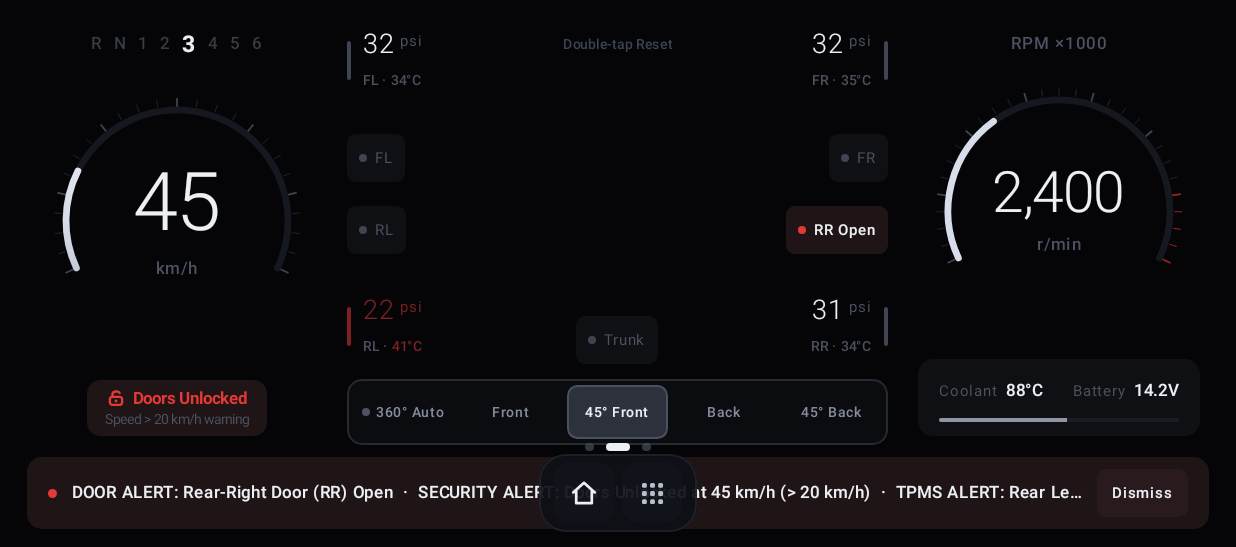
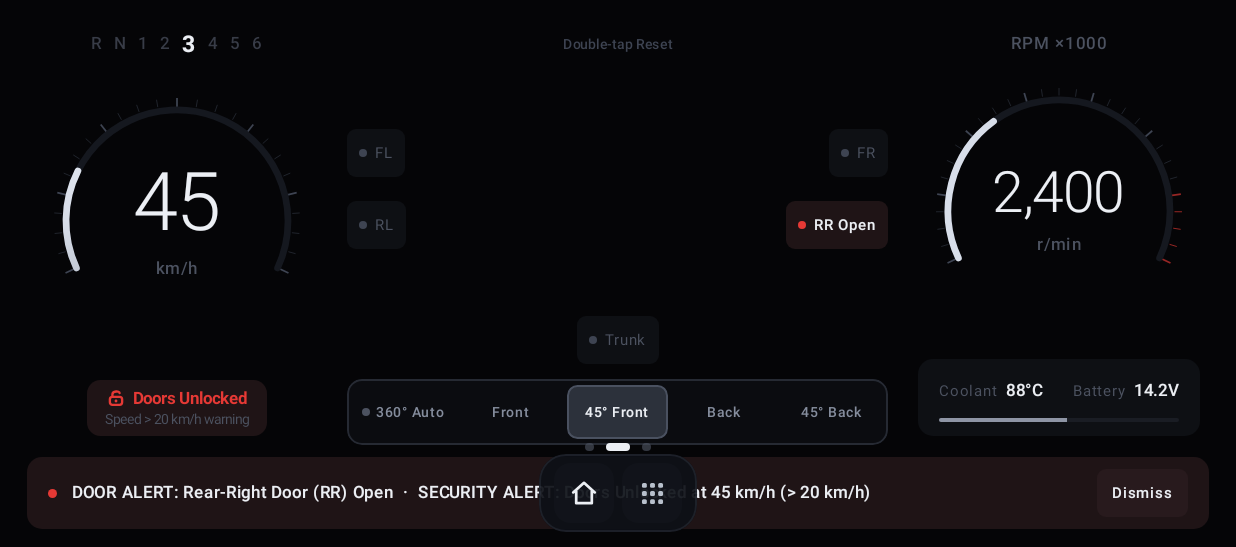
Before and after one commit to otnansirk/riosense, an Android app built with Jetpack Compose: the screen it shows after launch (MainActivity), on a phone screen of 824 x 412 dp (held sideways), the part 71-618 px from its top. Run offline under Robolectric (Android 15) with nearby library versions, the phone set to English and light mode, and no system bars; libraries missing offline, so code that uses them is left out: ai.onnxruntime; pictures from the network do not load.

Commit message:
feat: Implement TPMS signal handling and update UI components for tire pressure monitoring

```diff
--- a/app/src/main/java/id/bangsadigital/riosense/model/VehicleTelemetry.kt
+++ b/app/src/main/java/id/bangsadigital/riosense/model/VehicleTelemetry.kt
@@ -130,6 +130,7 @@ data class VehicleTelemetry(
     val doors: DoorState = DoorState(),
     val lights: LightState = LightState(),
     val tpms: TpmsState = TpmsState(),
+    val tpmsSignalAvailable: Boolean = false,
     val paintColor: KiaRioPaintColor = KiaRioPaintColor.SNOW_WHITE_PEARL,
     val speedLockAlarmThresholdKmh: Int = DEFAULT_SPEED_LOCK_THRESHOLD_KMH,
     val tpmsLowThresholdPsi: Float = DEFAULT_TPMS_LOW_PSI,
@@ -188,7 +189,11 @@ data class VehicleTelemetry(
             kotlin.math.abs(batteryHighThresholdV - DEFAULT_BATTERY_HIGH_V) > 0.05f
 
     val alertTires: List<TireInfo>
-        get() = tpms.alertTires(tpmsLowThresholdPsi, tpmsHighThresholdPsi, tpmsHighTempC)
+        get() = if (tpmsSignalAvailable) {
+            tpms.alertTires(tpmsLowThresholdPsi, tpmsHighThresholdPsi, tpmsHighTempC)
+        } else {
+            emptyList()
+        }
 
     val hasAnyCriticalAlert: Boolean
         get() = doors.anyDoorOpen || isSpeedUnlockAlarm || isCoolantOverheat || isBatteryAlert || alertTires.isNotEmpty()
--- a/app/src/main/java/id/bangsadigital/riosense/ui/DashboardScreen.kt
+++ b/app/src/main/java/id/bangsadigital/riosense/ui/DashboardScreen.kt
@@ -540,6 +540,7 @@ fun RioSenseDashboardScreen(
                     onToggleDoor = { code -> repository.toggleDoor(code) },
                     onToggleLock = { repository.toggleCentralLock() },
                     onToggleLight = { code -> repository.toggleLight(code) },
+                    onToggleTpmsSignal = { available -> repository.setTpmsSignalAvailable(available) },
                     onTirePressureChange = { code, psi -> repository.setTirePressure(code, psi) },
                     onTireTempChange = { code, temp -> repository.setTireTemp(code, temp) },
                     onPaintColorSelect = { color -> repository.setPaintColor(color) },
--- a/app/src/main/java/id/bangsadigital/riosense/ui/components/KiaRioInteractiveStage.kt
+++ b/app/src/main/java/id/bangsadigital/riosense/ui/components/KiaRioInteractiveStage.kt
@@ -687,39 +687,43 @@ fun KiaRioInteractiveStage(
             }
         }
 
-        // BORDERLESS MINIMALIST TPMS READOUTS & SLEEK DOOR MICRO-TRIGGERS
+        // BORDERLESS MINIMALIST TPMS READOUTS (AUTO-HIDE WHEN NO TPMS SIGNAL) & SLEEK DOOR MICRO-TRIGGERS
         Column(
             modifier = Modifier
                 .fillMaxSize()
                 .padding(vertical = 4.dp),
             verticalArrangement = Arrangement.SpaceBetween
         ) {
-            Row(
-                modifier = Modifier.fillMaxWidth(),
-                horizontalArrangement = Arrangement.SpaceBetween,
-                verticalAlignment = Alignment.Top
-            ) {
+            Box(modifier = Modifier.fillMaxWidth()) {
+                if (telemetry.tpmsSignalAvailable) {
                     TpmsMinimalReadout(
                         tire = telemetry.tpms.frontLeft,
                         telemetry = telemetry,
                         blinkAlpha = pulseAlpha,
-                    alignRight = false
+                        alignRight = false,
+                        modifier = Modifier.align(Alignment.TopStart)
                     )
+                }
 
                 Text(
                     text = "Double-tap Reset",
                     color = Color(0xFF3E4452),
                     fontSize = 9.sp,
                     fontWeight = FontWeight.Medium,
-                    modifier = Modifier.padding(top = 2.dp)
+                    modifier = Modifier
+                        .align(Alignment.TopCenter)
+                        .padding(top = 2.dp)
                 )
 
+                if (telemetry.tpmsSignalAvailable) {
                     TpmsMinimalReadout(
                         tire = telemetry.tpms.frontRight,
                         telemetry = telemetry,
                         blinkAlpha = pulseAlpha,
-                    alignRight = true
+                        alignRight = true,
+                        modifier = Modifier.align(Alignment.TopEnd)
                     )
+                }
             }
 
             Row(
@@ -757,30 +761,34 @@ fun KiaRioInteractiveStage(
                 }
             }
 
-            Row(
-                modifier = Modifier.fillMaxWidth(),
-                horizontalArrangement = Arrangement.SpaceBetween,
-                verticalAlignment = Alignment.Bottom
-            ) {
+            Box(modifier = Modifier.fillMaxWidth()) {
+                if (telemetry.tpmsSignalAvailable) {
                     TpmsMinimalReadout(
                         tire = telemetry.tpms.rearLeft,
                         telemetry = telemetry,
                         blinkAlpha = pulseAlpha,
-                    alignRight = false
+                        alignRight = false,
+                        modifier = Modifier.align(Alignment.BottomStart)
                     )
+                }
 
+                Box(modifier = Modifier.align(Alignment.BottomCenter)) {
                     DoorMicroControl(
                         label = "Trunk",
                         isOpen = d.trunkOpen,
                         onClick = { onToggleDoor("TRUNK") }
                     )
+                }
 
+                if (telemetry.tpmsSignalAvailable) {
                     TpmsMinimalReadout(
                         tire = telemetry.tpms.rearRight,
                         telemetry = telemetry,
                         blinkAlpha = pulseAlpha,
-                    alignRight = true
+                        alignRight = true,
+                        modifier = Modifier.align(Alignment.BottomEnd)
                     )
+                }
             }
         }
         }
@@ -1044,7 +1052,8 @@ private fun TpmsMinimalReadout(
     tire: TireInfo,
     telemetry: VehicleTelemetry,
     blinkAlpha: Float,
-    alignRight: Boolean
+    alignRight: Boolean,
+    modifier: Modifier = Modifier
 ) {
     val isPressureAlert = tire.isPressureAlert(telemetry.tpmsLowThresholdPsi, telemetry.tpmsHighThresholdPsi)
     val isTempAlert = tire.isTempAlert(telemetry.tpmsHighTempC)
@@ -1056,6 +1065,7 @@ private fun TpmsMinimalReadout(
     val tempColor = if (isTempAlert) blinkingRed else ObsidianColors.DimSilver
 
     Row(
+        modifier = modifier,
         verticalAlignment = Alignment.CenterVertically,
         horizontalArrangement = Arrangement.spacedBy(8.dp)
     ) {
```
Also changed, not shown: app/src/main/java/id/bangsadigital/riosense/data/VehicleRepository.kt (+7 -2 lines), app/src/main/java/id/bangsadigital/riosense/ui/components/SimulatorDrawer.kt (+52 -1 lines), app/src/main/java/id/bangsadigital/riosense/voice/VoiceActionExecutor.kt (+15 -0 lines). Lines whose indentation alone changed are shown as unchanged.
